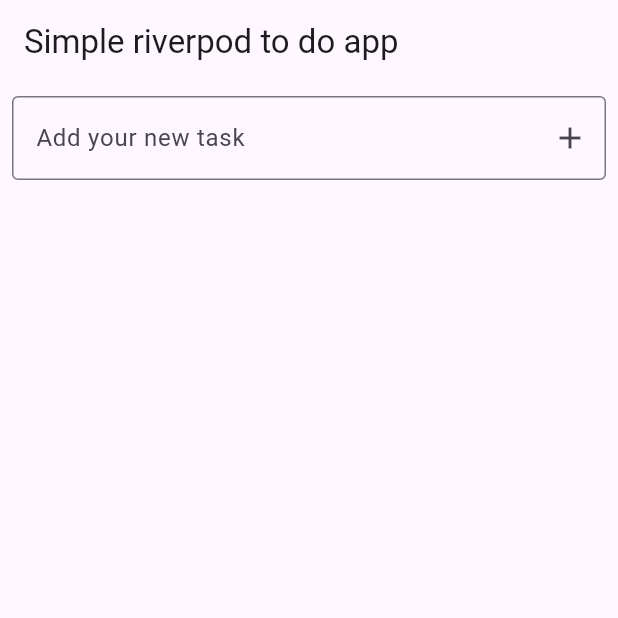
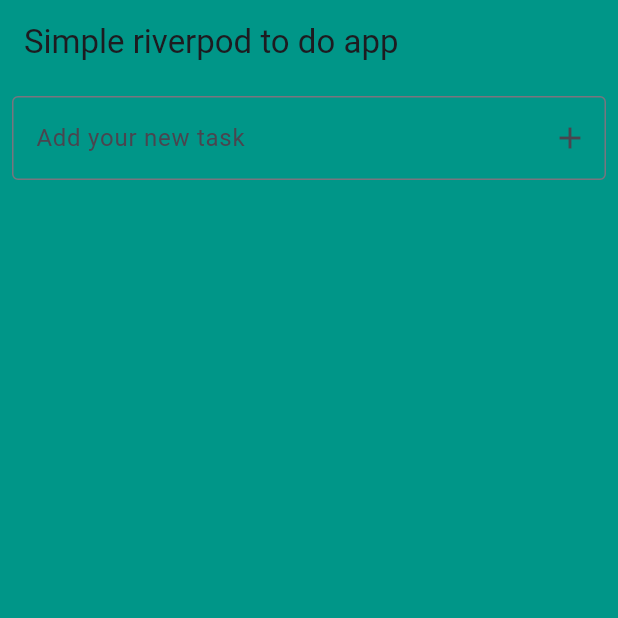
Before and after one commit to hamidd10/riverpod_todo_app, a Flutter app: the screen it shows after launch, on a phone screen of 412 x 824 dp, the top half of it. Run offline on Flutter 3.47's test engine with Material 3 defaults, Android fonts, the phone set to English and light mode, and no system bars; our stand-ins replace flutter_riverpod.

Commit message:
change background commit

```diff
--- a/lib/main.dart
+++ b/lib/main.dart
@@ -14,9 +14,6 @@ class MyApp extends StatelessWidget {
   @override
   Widget build(BuildContext context) {
     return MaterialApp(
-      theme: ThemeData(
-        primarySwatch: Colors.blue,
-      ),
       home: TodoScreen(),
     );
   }
--- a/lib/todo_screen.dart
+++ b/lib/todo_screen.dart
@@ -11,7 +11,9 @@ class TodoScreen extends ConsumerWidget {
     return Scaffold(
       appBar: AppBar(
         title: Text('Simple riverpod to do app'),
+        backgroundColor: Colors.teal,
       ),
+      backgroundColor: Colors.teal,
       body: Column(
         children: [
           Padding(
```
